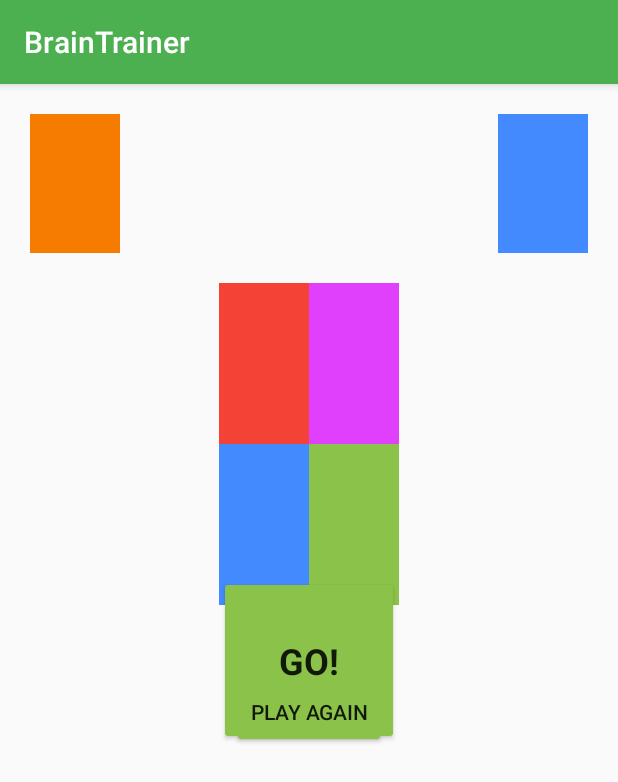
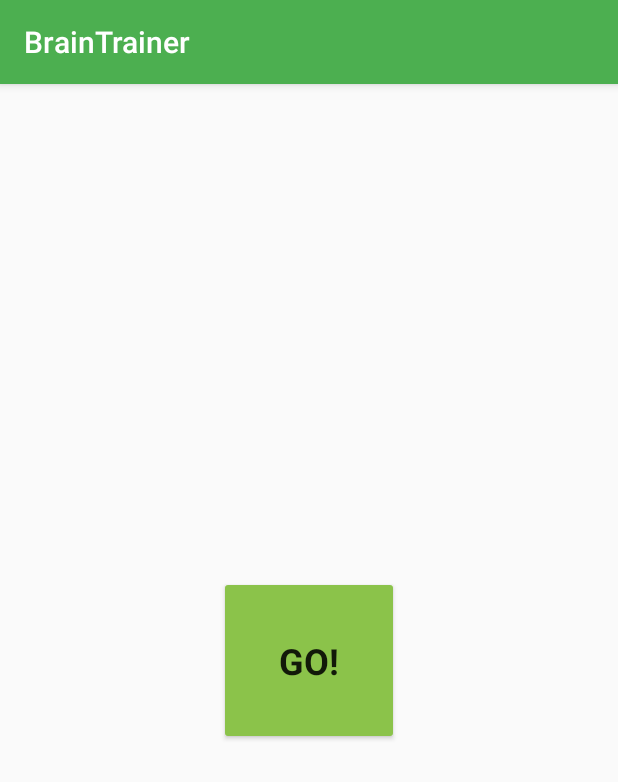
Before and after one commit to mfrancetic/brain-trainer, an Android app: the screen it shows after launch (MainActivity), on a phone screen of 412 x 824 dp. Shown: the top 782 px of the screen. Run offline under Robolectric (Android 15) with nearby library versions, the phone set to English and light mode, and no system bars.

Commit message:
Implement starting a game, play again and game over functionality, including the timer

```diff
--- a/app/src/main/java/com/mfrancetic/braintrainer/MainActivity.java
+++ b/app/src/main/java/com/mfrancetic/braintrainer/MainActivity.java
@@ -3,12 +3,120 @@ package com.mfrancetic.braintrainer;
 import androidx.appcompat.app.AppCompatActivity;
 
 import android.os.Bundle;
+import android.os.CountDownTimer;
+import android.view.View;
+import android.widget.Button;
+import android.widget.GridLayout;
+import android.widget.TextView;
 
 public class MainActivity extends AppCompatActivity {
+
+    private Button playAgainButton;
+
+    private Button goButton;
+
+    private TextView scoreTextView;
+
+    private TextView timeRemainingTextView;
+
+    private TextView taskTextView;
+
+    private GridLayout solutionGridView;
+
+    private TextView evaluationTextView;
+
+    private TextView solutionOneTextView;
+
+    private TextView solutionTwoTextView;
+
+    private TextView solutionThreeTextView;
+
+    private TextView solutionFourTextView;
+
+    private long timeRemaining = 30000;
+
+    private long timeInterval = 1000;
+
+    private CountDownTimer timer;
 
     @Override
     protected void onCreate(Bundle savedInstanceState) {
         super.onCreate(savedInstanceState);
         setContentView(R.layout.activity_main);
+
+        playAgainButton = findViewById(R.id.play_again_button);
+        goButton = findViewById(R.id.go_button);
+        timeRemainingTextView = findViewById(R.id.time_remaining_text_view);
+        scoreTextView = findViewById(R.id.score_text_view);
+        taskTextView = findViewById(R.id.task_text_view);
+        solutionGridView = findViewById(R.id.solutions_grid_view);
+        solutionOneTextView = findViewById(R.id.solution_1_text_view);
+        solutionTwoTextView = findViewById(R.id.solution_2_text_view);
+        solutionThreeTextView = findViewById(R.id.solution_3_text_view);
+        solutionFourTextView = findViewById(R.id.solution_4_text_view);
+        evaluationTextView = findViewById(R.id.evaluation_text_field);
+
+        showGoButton();
+    }
+
+    public void playAgain(View view) {
+        showGame();
+        startTimer();
+    }
+
+    public void startGame(View view) {
+        showGame();
+        startTimer();
+    }
+
+    private void showGame() {
+        goButton.setVisibility(View.INVISIBLE);
+        solutionGridView.setVisibility(View.VISIBLE);
+        taskTextView.setVisibility(View.VISIBLE);
+        scoreTextView.setVisibility(View.VISIBLE);
+        timeRemainingTextView.setVisibility(View.VISIBLE);
+        playAgainButton.setVisibility(View.INVISIBLE);
+        evaluationTextView.setVisibility(View.INVISIBLE);
+        solutionGridView.setClickable(true);
+    }
+
+    private void showGoButton() {
+        goButton.setVisibility(View.VISIBLE);
+        solutionGridView.setVisibility(View.INVISIBLE);
+        taskTextView.setVisibility(View.INVISIBLE);
+        scoreTextView.setVisibility(View.INVISIBLE);
+        timeRemainingTextView.setVisibility(View.INVISIBLE);
+        playAgainButton.setVisibility(View.INVISIBLE);
+        evaluationTextView.setVisibility(View.INVISIBLE);
+
+    }
+
+    private void startTimer() {
+         timer = new CountDownTimer(timeRemaining, timeInterval) {
+            @Override
+            public void onTick(long millisecondsUntilDone) {
+                long millisecondsTillDoneLong = millisecondsUntilDone / 1000;
+                updateTimer((int) millisecondsTillDoneLong);
+            }
+
+            @Override
+            public void onFinish() {
+                timer.cancel();
+                updateTimer(0);
+                displayGameOver();
+            }
+        }.start();
+    }
+
+    private void displayGameOver() {
+        evaluationTextView.setVisibility(View.VISIBLE);
+        evaluationTextView.setText(getString(R.string.done));
+        playAgainButton.setVisibility(View.VISIBLE);
+        solutionGridView.setClickable(false);
+    }
+
+    private void updateTimer(int secondsLeft) {
+        String timeRemaining = secondsLeft + getString(R.string.seconds);
+        timeRemainingTextView.setText(timeRemaining);
     }
 }
--- a/app/src/main/res/layout/activity_main.xml
+++ b/app/src/main/res/layout/activity_main.xml
@@ -1,5 +1,6 @@
 <?xml version="1.0" encoding="utf-8"?>
-<androidx.constraintlayout.widget.ConstraintLayout xmlns:android="http://schemas.android.com/apk/res/android"
+<androidx.constraintlayout.widget.ConstraintLayout
+    xmlns:android="http://schemas.android.com/apk/res/android"
     xmlns:app="http://schemas.android.com/apk/res-auto"
     xmlns:tools="http://schemas.android.com/tools"
     android:layout_width="match_parent"
@@ -16,6 +17,7 @@
         android:textAllCaps="true"
         android:textAppearance="@style/TextAppearance.AppCompat.Headline"
         android:textStyle="bold"
+        android:onClick="startGame"
         app:layout_constraintBottom_toBottomOf="parent"
         app:layout_constraintEnd_toEndOf="parent"
         app:layout_constraintStart_toStartOf="parent"
@@ -115,6 +117,7 @@
         app:layout_constraintStart_toStartOf="parent"
         app:layout_constraintEnd_toEndOf="parent"
         android:text="@string/play_again"
+        android:onClick="playAgain"
         app:layout_constraintTop_toBottomOf="@id/evaluation_text_field">
     </Button>
 </androidx.constraintlayout.widget.ConstraintLayout>
--- a/app/src/main/res/values/strings.xml
+++ b/app/src/main/res/values/strings.xml
@@ -5,4 +5,5 @@
     <string name="wrong">Wrong :(</string>
     <string name="done">Done!</string>
     <string name="play_again">Play again</string>
+    <string name="seconds">s</string>
 </resources>
```
